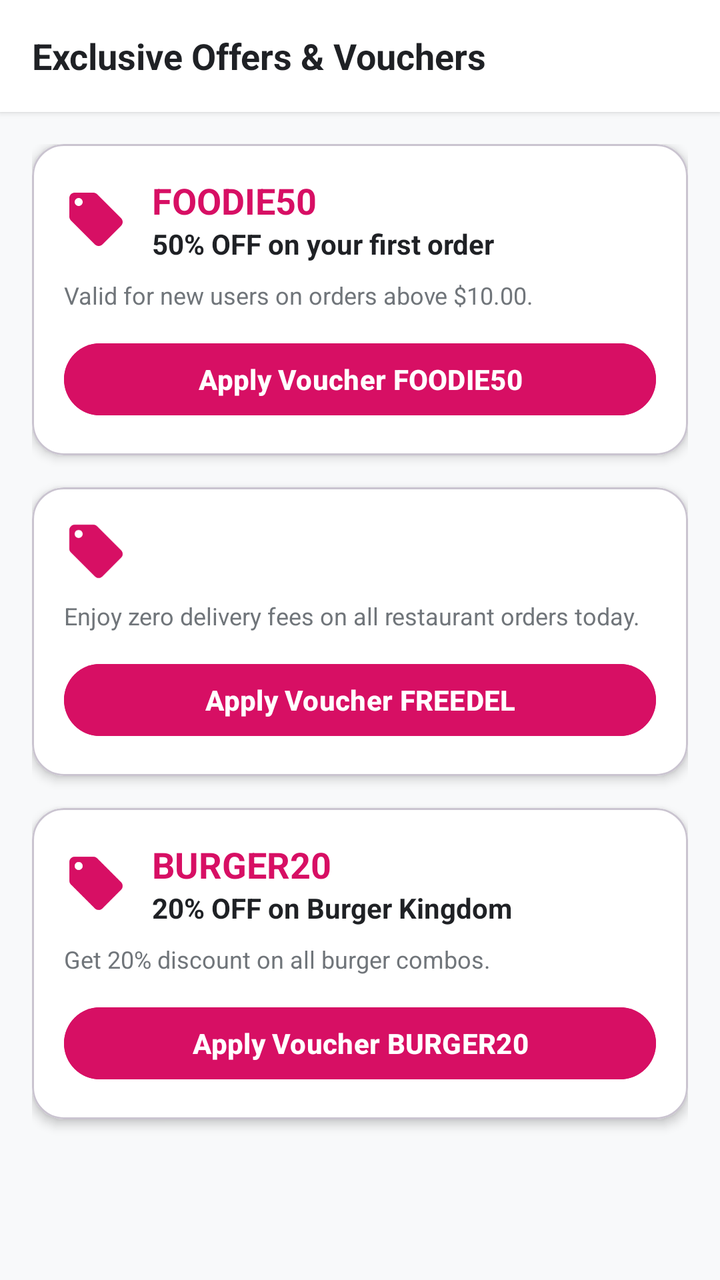
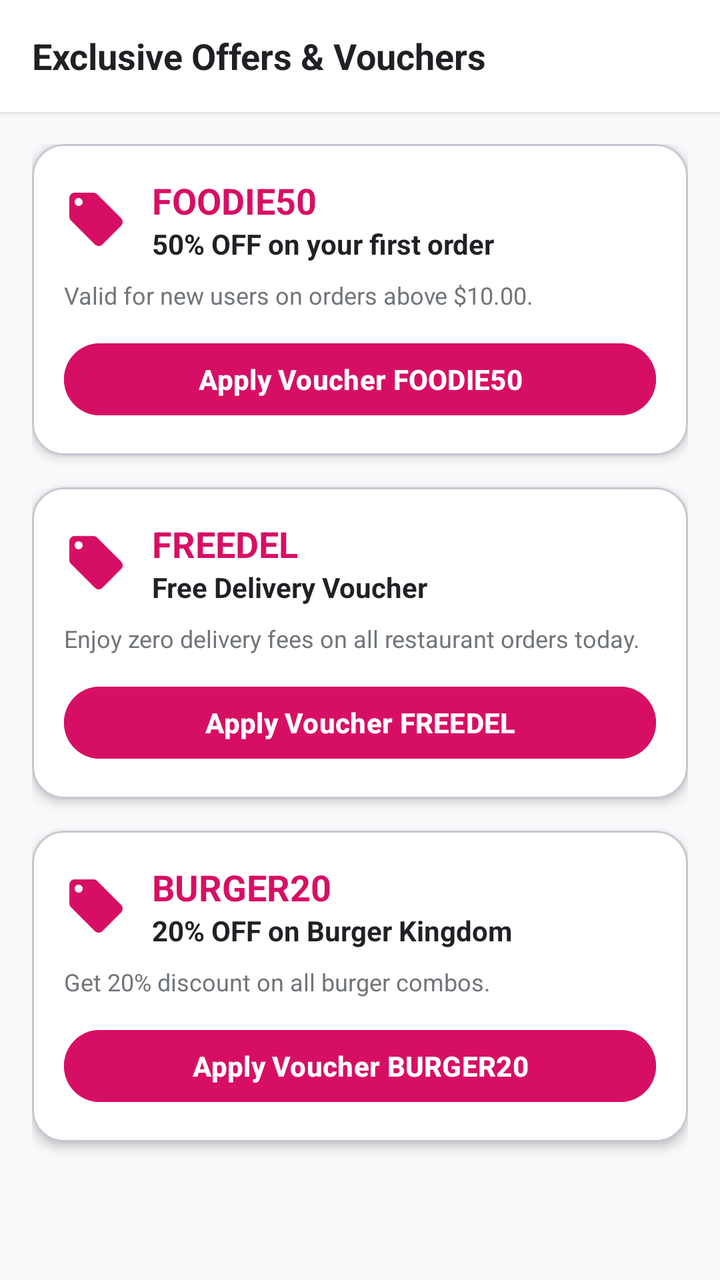

Before-and-after screenshots of an Android layout around one commit, followed by the original layout XML and the change that was made.
<!-- AndroidManifest.xml: application theme Theme.FoodApp -->
<!-- res/layout/fragment_offers.xml -->
<?xml version="1.0" encoding="utf-8"?>
<LinearLayout xmlns:android="http://schemas.android.com/apk/res/android"
    xmlns:app="http://schemas.android.com/apk/res-auto"
    android:layout_width="match_parent"
    android:layout_height="match_parent"
    android:orientation="vertical"
    android:background="@color/bg_light">

    
    <LinearLayout
        android:layout_width="match_parent"
        android:layout_height="56dp"
        android:background="@color/white"
        android:elevation="2dp"
        android:gravity="center_vertical"
        android:orientation="horizontal"
        android:paddingHorizontal="16dp">

        <TextView
            android:layout_width="wrap_content"
            android:layout_height="wrap_content"
            android:text="Exclusive Offers &amp; Vouchers"
            android:textColor="@color/text_primary"
            android:textSize="18sp"
            android:textStyle="bold" />
    </LinearLayout>

    <ScrollView
        android:layout_width="match_parent"
        android:layout_height="match_parent"
        android:padding="16dp">

        <LinearLayout
            android:layout_width="match_parent"
            android:layout_height="wrap_content"
            android:orientation="vertical">

            
            <com.google.android.material.card.MaterialCardView
                android:layout_width="match_parent"
                android:layout_height="wrap_content"
                android:layout_marginBottom="16dp"
                app:cardCornerRadius="16dp"
                app:cardElevation="3dp"
                app:cardBackgroundColor="@color/white">

                <LinearLayout
                    android:layout_width="match_parent"
                    android:layout_height="wrap_content"
                    android:orientation="vertical"
                    android:padding="16dp">

                    <LinearLayout
                        android:layout_width="match_parent"
                        android:layout_height="wrap_content"
                        android:orientation="horizontal"
                        android:gravity="center_vertical">

                        <ImageView
                            android:layout_width="32dp"
                            android:layout_height="32dp"
                            android:src="@drawable/ic_offers"
                            app:tint="@color/foodie_pink" />

                        <LinearLayout
                            android:layout_width="0dp"
                            android:layout_height="wrap_content"
                            android:layout_weight="1"
                            android:layout_marginStart="12dp"
                            android:orientation="vertical">

                            <TextView
                                android:layout_width="wrap_content"
                                android:layout_height="wrap_content"
                                android:text="FOODIE50"
                                android:textColor="@color/foodie_pink"
                                android:textSize="18sp"
                                android:textStyle="bold" />

                            <TextView
                                android:layout_width="wrap_content"
                                android:layout_height="wrap_content"
                                android:text="50% OFF on your first order"
                                android:textColor="@color/text_primary"
                                android:textSize="14sp"
                                android:textStyle="bold" />
                        </LinearLayout>
                    </LinearLayout>

                    <TextView
                        android:layout_width="wrap_content"
                        android:layout_height="wrap_content"
                        android:layout_marginTop="8dp"
                        android:text="Valid for new users on orders above $10.00."
                        android:textColor="@color/text_secondary"
                        android:textSize="12sp" />

                    <Button
                        android:id="@+id/btnCopyVoucher1"
                        android:layout_width="match_parent"
                        android:layout_height="44dp"
                        android:layout_marginTop="12dp"
                        android:text="Apply Voucher FOODIE50"
                        android:textColor="@color/white"
                        android:textStyle="bold"
                        android:backgroundTint="@color/foodie_pink"
                        style="@style/Widget.Material3.Button" />
                </LinearLayout>
            </com.google.android.material.card.MaterialCardView>

            
            <com.google.android.material.card.MaterialCardView
                android:layout_width="match_parent"
                android:layout_height="wrap_content"
                android:layout_marginBottom="16dp"
                app:cardCornerRadius="16dp"
                app:cardElevation="3dp"
                app:cardBackgroundColor="@color/white">

                <LinearLayout
                    android:layout_width="match_parent"
                    android:layout_height="wrap_content"
                    android:orientation="vertical"
                    android:padding="16dp">

                    <LinearLayout
                        android:layout_width="match_parent"
                        android:layout_height="wrap_content"
                        android:orientation="horizontal"
                        android:gravity="center_vertical">

                        <ImageView
                            android:layout_width="32dp"
                            android:layout_height="32dp"
                            android:src="@drawable/ic_offers"
                            app:tint="@color/foodie_pink" />

                        <LinearLayout
                            android:layout_width="0dp"
                            android:layout_weight="1"
                            android:layout_marginStart="12dp"
                            android:orientation="vertical">

                            <TextView
                                android:layout_width="wrap_content"
                                android:layout_height="wrap_content"
                                android:text="FREEDEL"
                                android:textColor="@color/foodie_pink"
                                android:textSize="18sp"
                                android:textStyle="bold" />

                            <TextView
                                android:layout_width="wrap_content"
                                android:layout_height="wrap_content"
                                android:text="Free Delivery Voucher"
                                android:textColor="@color/text_primary"
                                android:textSize="14sp"
                                android:textStyle="bold" />
                        </LinearLayout>
                    </LinearLayout>

                    <TextView
                        android:layout_width="wrap_content"
                        android:layout_height="wrap_content"
                        android:layout_marginTop="8dp"
                        android:text="Enjoy zero delivery fees on all restaurant orders today."
                        android:textColor="@color/text_secondary"
                        android:textSize="12sp" />

                    <Button
                        android:id="@+id/btnCopyVoucher2"
                        android:layout_width="match_parent"
                        android:layout_height="44dp"
                        android:layout_marginTop="12dp"
                        android:text="Apply Voucher FREEDEL"
                        android:textColor="@color/white"
                        android:textStyle="bold"
                        android:backgroundTint="@color/foodie_pink"
                        style="@style/Widget.Material3.Button" />
                </LinearLayout>
            </com.google.android.material.card.MaterialCardView>

            
            <com.google.android.material.card.MaterialCardView
                android:layout_width="match_parent"
                android:layout_height="wrap_content"
                android:layout_marginBottom="16dp"
                app:cardCornerRadius="16dp"
                app:cardElevation="3dp"
                app:cardBackgroundColor="@color/white">

                <LinearLayout
                    android:layout_width="match_parent"
                    android:layout_height="wrap_content"
                    android:orientation="vertical"
                    android:padding="16dp">

                    <LinearLayout
                        android:layout_width="match_parent"
                        android:layout_height="wrap_content"
                        android:orientation="horizontal"
                        android:gravity="center_vertical">

                        <ImageView
                            android:layout_width="32dp"
                            android:layout_height="32dp"
                            android:src="@drawable/ic_offers"
                            app:tint="@color/foodie_pink" />

                        <LinearLayout
                            android:layout_width="0dp"
                            android:layout_height="wrap_content"
                            android:layout_weight="1"
                            android:layout_marginStart="12dp"
                            android:orientation="vertical">

                            <TextView
                                android:layout_width="wrap_content"
                                android:layout_height="wrap_content"
                                android:text="BURGER20"
                                android:textColor="@color/foodie_pink"
                                android:textSize="18sp"
                                android:textStyle="bold" />

                            <TextView
                                android:layout_width="wrap_content"
                                android:layout_height="wrap_content"
                                android:text="20% OFF on Burger Kingdom"
                                android:textColor="@color/text_primary"
                                android:textSize="14sp"
                                android:textStyle="bold" />
                        </LinearLayout>
                    </LinearLayout>

                    <TextView
                        android:layout_width="wrap_content"
                        android:layout_height="wrap_content"
                        android:layout_marginTop="8dp"
                        android:text="Get 20% discount on all burger combos."
                        android:textColor="@color/text_secondary"
                        android:textSize="12sp" />

                    <Button
                        android:id="@+id/btnCopyVoucher3"
                        android:layout_width="match_parent"
                        android:layout_height="44dp"
                        android:layout_marginTop="12dp"
                        android:text="Apply Voucher BURGER20"
                        android:textColor="@color/white"
                        android:textStyle="bold"
                        android:backgroundTint="@color/foodie_pink"
                        style="@style/Widget.Material3.Button" />
                </LinearLayout>
            </com.google.android.material.card.MaterialCardView>

        </LinearLayout>
    </ScrollView>

</LinearLayout>
<!-- resources referenced by this layout -->
<resources>
  <color name="bg_light">#F8F9FA</color>
  <color name="foodie_pink">#D70F64</color>
  <color name="text_primary">#1F2125</color>
  <color name="text_secondary">#70757A</color>
  <color name="white">#FFFFFFFF</color>
  <!-- drawable ic_offers (drawable) -->
  <vector xmlns:android="http://schemas.android.com/apk/res/android"
      android:width="24dp"
      android:height="24dp"
      android:viewportWidth="24"
      android:viewportHeight="24">
    <path
        android:fillColor="#FF000000"
        android:pathData="M21.41,11.58l-9,-9C12.05,2.22 11.55,2 11,2H4c-1.1,0 -2,0.9 -2,2v7c0,0.55 0.22,1.05 0.59,1.42l9,9c0.36,0.36 0.86,0.58 1.41,0.58 0.55,0 1.05,-0.22 1.41,-0.59l7,-7c0.37,-0.36 0.59,-0.86 0.59,-1.41 0,-0.55 -0.23,-1.06 -0.59,-1.42zM5.5,7C4.67,7 4,6.33 4,5.5S4.67,4 5.5,4 7,4.67 7,5.5 6.33,7 5.5,7z"/>
  </vector>
  <style name="Theme.FoodApp" parent="Base.Theme.FoodApp" />
  <style name="Base.Theme.FoodApp" parent="Theme.Material3.DayNight.NoActionBar">
          
          <item name="colorPrimary">@color/foodie_pink</item>
          <item name="colorPrimaryVariant">@color/foodie_pink_dark</item>
          <item name="colorOnPrimary">@color/white</item>
          <item name="colorSecondary">@color/foodie_pink_light</item>
          <item name="colorOnSecondary">@color/foodie_pink</item>
          <item name="android:statusBarColor">@color/foodie_pink</item>
          <item name="android:windowLightStatusBar">false</item>
          <item name="android:windowBackground">@color/bg_light</item>
      </style>
  <color name="foodie_pink_dark">#B00B50</color>
  <color name="foodie_pink_light">#FFF0F5</color>
</resources>

<!-- the commit's change to res/layout/fragment_offers.xml (unified diff, before → after) -->
@@ -137,6 +137,7 @@
 
                         <LinearLayout
                             android:layout_width="0dp"
+                            android:layout_height="wrap_content"
                             android:layout_weight="1"
                             android:layout_marginStart="12dp"
                             android:orientation="vertical">
